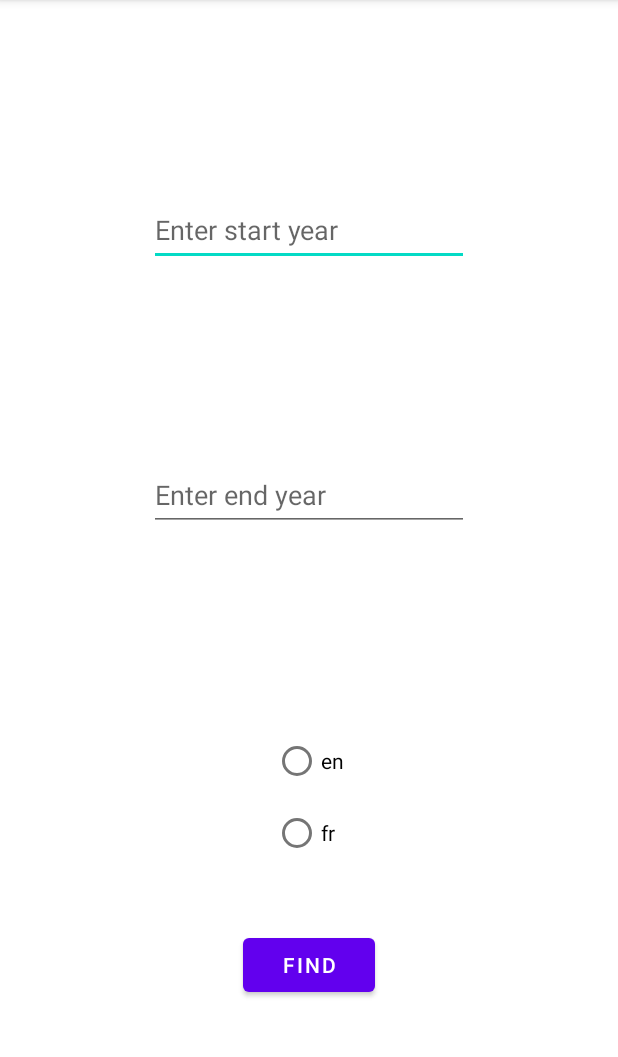
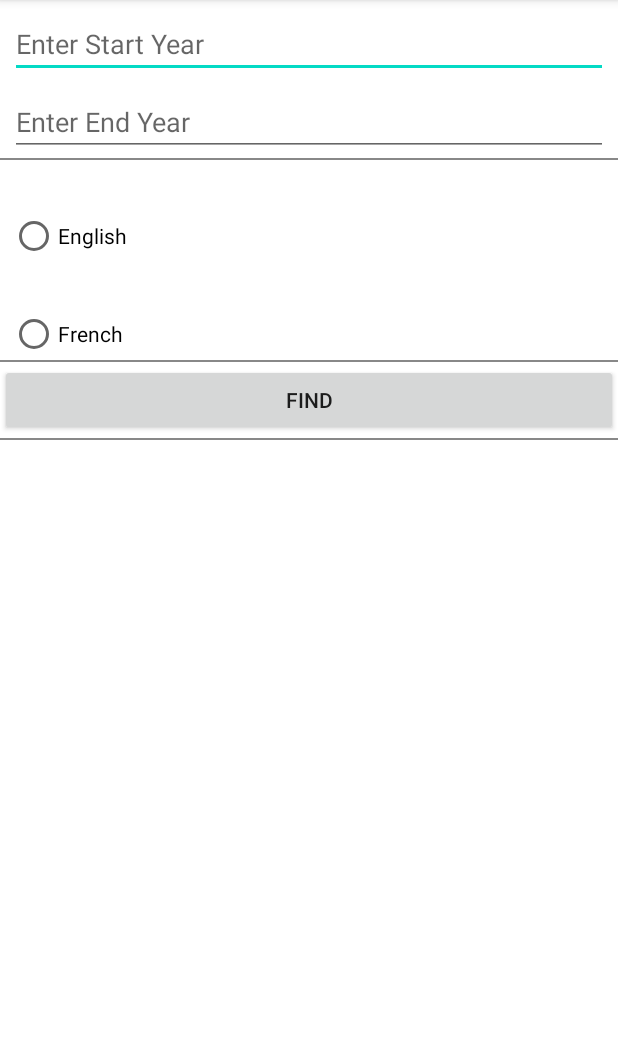
Before and after one commit to yyyyhuang/SafeSheAndroidApp, an Android app: the ApiActivity screen opened directly, with no data from a screen before it, after a tap on "FIND", on a phone screen of 412 x 824 dp, the part 84-1141 px from its top. Run offline under Robolectric (Android 15) with nearby library versions, the phone set to English and light mode, and no system bars.

Commit message:
Dynamic Layouts

```diff
--- a/app/build.gradle
+++ b/app/build.gradle
@@ -8,7 +8,7 @@ android {
 
     defaultConfig {
         applicationId "edu.northeastern.numad23team8"
-        minSdk 27
+        minSdk 26
         targetSdk 33
         versionCode 1
         versionName "1.0"
--- a/app/src/main/java/edu/northeastern/numad23team8/ApiActivity.java
+++ b/app/src/main/java/edu/northeastern/numad23team8/ApiActivity.java
@@ -3,12 +3,14 @@ package edu.northeastern.numad23team8;
 import androidx.appcompat.app.AppCompatActivity;
 
 import android.annotation.SuppressLint;
+import android.graphics.Color;
 import android.os.AsyncTask;
 import android.os.Bundle;
 import android.renderscript.ScriptGroup;
 import android.view.View;
 import android.widget.Button;
 import android.widget.EditText;
+import android.widget.LinearLayout;
 import android.widget.RadioButton;
 import android.widget.RadioGroup;
 import android.widget.TextView;
@@ -34,34 +36,157 @@ public class ApiActivity extends AppCompatActivity {
     private Handler textHandler = new Handler();
 
     // TODO: tmp variables from filter. year and language for now
+    private LinearLayout layout;
     private EditText startYear;
-    private  EditText endYear;
+    private EditText endYear;
     private RadioGroup radioGroup;
-    private RadioButton radioButton;
+    private Button find;
     private TextView results;
+    private String start, end, lan;
     private String webapi = "https://gutendex.com/books";
 
 
     @Override
     protected void onCreate(Bundle savedInstanceState) {
         super.onCreate(savedInstanceState);
-        setContentView(R.layout.activity_api);
+        setContentView(R.layout.activity_dynamic_layouts);
 
         // filter params
-        radioGroup = (RadioGroup) findViewById(R.id.radio);
-        startYear = (EditText) findViewById(R.id.startyear);
-        endYear = (EditText) findViewById(R.id.endyear);
-        results = (TextView) findViewById(R.id.res);
+        layout = findViewById(R.id.linear);
+
+        addText();
+        addRadioButtons();
+        addButton();
+        addRes();
+        radioGroup.setOnCheckedChangeListener(new RadioGroup.OnCheckedChangeListener() {
+            @Override
+            public void onCheckedChanged(RadioGroup radioGroup, int i) {
+                lan = (i == 1) ? "en": "fr";
+            }
+        });
+    }
+
+    //Adding textviews
+    private void addText() {
+        LinearLayout textLayout = new LinearLayout(this);
+        textLayout.setOrientation(LinearLayout.VERTICAL);
+
+        layout.addView(textLayout);
+
+//        for (int i = 0; i <= 1; i++) {
+//            EditText editText = new EditText(this);
+//            if (i == 0) {
+//                editText.setHint("Enter Start Year");
+//            }else {
+//                editText.setHint("Enter End Year");
+//            }
+//            setTextAttributes(editText);
+//            textLayout.addView(editText);
+//        }
+        startYear = new EditText(this);
+        startYear.setHint("Enter Start Year");
+        setTextAttributes(startYear);
+        textLayout.addView(startYear);
+        addLine();
+
+        endYear = new EditText(this);
+        endYear.setHint("Enter End Year");
+        setTextAttributes(endYear);
+        textLayout.addView(endYear);
+
+    }
+
+    //Adding radio buttons
+    private void addRadioButtons() {
+        radioGroup = new RadioGroup(this);
+        radioGroup.setOrientation(LinearLayout.VERTICAL);
+        layout.addView(radioGroup);
+//        for (int i = 0; i <= 1; i++) {
+//            RadioButton radioButton = new RadioButton(this);
+//            if (i == 0) {
+//                radioButton.setText("English");
+//            } else {
+//                radioButton.setText("French");
+//            }
+//            radioGroup.addView(radioButton);
+////            setButtonAttributes(radioButton);
+//        }
+        RadioButton eng = new RadioButton(this);
+        eng.setText("English");
+        radioGroup.addView(eng);
+        setButtonAttributes(eng);
+
+        addLine();
+
+        RadioButton fren = new RadioButton(this);
+        fren.setText("French");
+        radioGroup.addView(fren);
+        setButtonAttributes(fren);
+    }
+
+    private void addButton() {
+        find = new Button(this);
+        find.setText("FIND");
+        find.setOnClickListener(new View.OnClickListener() {
+            @Override
+            public void onClick(View view) {
+                callWebserviceButtonHandler(view);
+            }
+        });
+
+        LinearLayout.LayoutParams params = new LinearLayout.LayoutParams(
+                LinearLayout.LayoutParams.MATCH_PARENT,
+                LinearLayout.LayoutParams.WRAP_CONTENT
+        );
+        layout.addView(find);
+        find.setLayoutParams(params);
+
+        addLine();
+    }
+
+    private void addRes() {
+        results = new TextView(this);
+        LinearLayout.LayoutParams params = new LinearLayout.LayoutParams(
+                LinearLayout.LayoutParams.MATCH_PARENT,
+                LinearLayout.LayoutParams.WRAP_CONTENT
+        );
+        layout.addView(results);
+        results.setLayoutParams(params);
+    }
+    private void setTextAttributes(EditText editText) {
+        LinearLayout.LayoutParams params = new LinearLayout.LayoutParams(
+                LinearLayout.LayoutParams.MATCH_PARENT,
+                LinearLayout.LayoutParams.WRAP_CONTENT);
+        params.setMargins(10, 10, 10, 0);
+        editText.setLayoutParams(params);
+    }
+
+    private void setButtonAttributes(RadioButton radioButton) {
+        LinearLayout.LayoutParams params = new LinearLayout.LayoutParams(
+                LinearLayout.LayoutParams.WRAP_CONTENT,
+                LinearLayout.LayoutParams.WRAP_CONTENT);
+        params.setMargins(10, 50, 0,0);
+        radioButton.setLayoutParams(params);
+    }
+    private void addLine() {
+        LinearLayout lineLayout = new LinearLayout(this);
+        lineLayout.setBackgroundColor(Color.GRAY);
+        LinearLayout.LayoutParams params = new LinearLayout.LayoutParams(
+                LinearLayout.LayoutParams.MATCH_PARENT, 2
+        );
+        params.setMargins(0, 2, 0, 2);
+        lineLayout.setLayoutParams(params);
+        layout.addView(lineLayout);
     }
 
     // fetch data button handler
     public void callWebserviceButtonHandler(View view){
         // getting language selected
-        int selectedId = radioGroup.getCheckedRadioButtonId();
-        radioButton = (RadioButton) findViewById(selectedId);
-        String lan = radioButton.getText().toString();
-        String start = startYear.getText().toString();
-        String end = endYear.getText().toString();
+//        int selectedId = radioGroup.getCheckedRadioButtonId();
+//        radioButton = (RadioButton) findViewById(selectedId);
+//        String lan = radioButton.getText().toString();
+        start = startYear.getText().toString();
+        end = endYear.getText().toString();
 //        PingWebServiceTask task = new PingWebServiceTask();
 //        String urlText = webapi + "?author_year_start=" + startYear.getText().toString() + "&author_year_end=" + endYear.getText().toString() + "&languages=" + lan;
 //        try{
--- /dev/null
+++ b/app/src/main/res/layout/activity_dynamic_layouts.xml
@@ -0,0 +1,11 @@
+<?xml version="1.0" encoding="utf-8"?>
+<LinearLayout xmlns:android="http://schemas.android.com/apk/res/android"
+    xmlns:app="http://schemas.android.com/apk/res-auto"
+    xmlns:tools="http://schemas.android.com/tools"
+    android:layout_width="match_parent"
+    android:layout_height="match_parent"
+    android:id="@+id/linear"
+    tools:context=".ApiActivity"
+    android:orientation="vertical">
+
+</LinearLayout>
```
